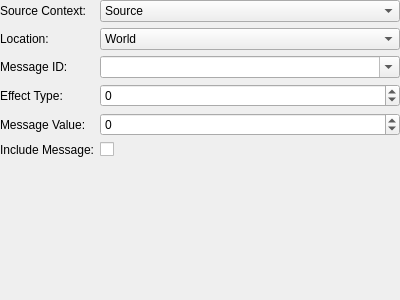
Old version of the form tools/cathedral/ui/ActionStageEffect.ui in the repository comphack/comp_hack.
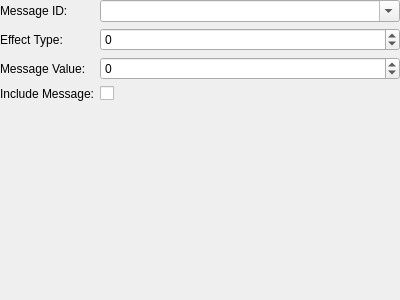
New version of the form.

Commit message: Minimizing the base action UI

What changed in the file:
```diff
--- a/tools/cathedral/ui/ActionStageEffect.ui
+++ b/tools/cathedral/ui/ActionStageEffect.ui
@@ -29,70 +29,13 @@
       <enum>QFormLayout::AllNonFixedFieldsGrow</enum>
      </property>
      <item row="0" column="0">
-      <widget class="QLabel" name="lblSourceContext">
-       <property name="text">
-        <string>Source Context:</string>
-       </property>
-      </widget>
-     </item>
-     <item row="0" column="1">
-      <widget class="QComboBox" name="sourceContext">
-       <item>
-        <property name="text">
-         <string>Source</string>
-        </property>
-       </item>
-       <item>
-        <property name="text">
-         <string>Party</string>
-        </property>
-       </item>
-       <item>
-        <property name="text">
-         <string>All</string>
-        </property>
-       </item>
-      </widget>
-     </item>
-     <item row="1" column="0">
-      <widget class="QLabel" name="lblLocation">
-       <property name="text">
-        <string>Location:</string>
-       </property>
-      </widget>
-     </item>
-     <item row="1" column="1">
-      <widget class="QComboBox" name="location">
-       <item>
-        <property name="text">
-         <string>World</string>
-        </property>
-       </item>
-       <item>
-        <property name="text">
-         <string>Channel</string>
-        </property>
-       </item>
-       <item>
-        <property name="text">
-         <string>Instance</string>
-        </property>
-       </item>
-       <item>
-        <property name="text">
-         <string>Zone</string>
-        </property>
-       </item>
-      </widget>
-     </item>
-     <item row="2" column="0">
       <widget class="QLabel" name="lblMessageID">
        <property name="text">
         <string>Message ID:</string>
        </property>
       </widget>
      </item>
-     <item row="2" column="1">
+     <item row="0" column="1">
       <widget class="QComboBox" name="messageID">
        <property name="sizePolicy">
         <sizepolicy hsizetype="Expanding" vsizetype="Fixed">
@@ -105,31 +48,14 @@
        </property>
       </widget>
      </item>
-     <item row="3" column="0">
+     <item row="1" column="0">
       <widget class="QLabel" name="lblEffectType">
        <property name="text">
         <string>Effect Type:</string>
        </property>
       </widget>
      </item>
-     <item row="4" column="0">
-      <widget class="QLabel" name="lblMessageValue">
-       <property name="text">
-        <string>Message Value:</string>
-       </property>
-      </widget>
-     </item>
-     <item row="5" column="0">
-      <widget class="QLabel" name="lblIncludeMessage">
-       <property name="text">
-        <string>Include Message:</string>
-       </property>
-      </widget>
-     </item>
-     <item row="5" column="1">
-      <widget class="QCheckBox" name="includeMessage"/>
-     </item>
-     <item row="3" column="1">
+     <item row="1" column="1">
       <widget class="QSpinBox" name="effectType">
        <property name="minimum">
         <number>-128</number>
@@ -139,7 +65,14 @@
        </property>
       </widget>
      </item>
-     <item row="4" column="1">
+     <item row="2" column="0">
+      <widget class="QLabel" name="lblMessageValue">
+       <property name="text">
+        <string>Message Value:</string>
+       </property>
+      </widget>
+     </item>
+     <item row="2" column="1">
       <widget class="QSpinBox" name="messageValue">
        <property name="minimum">
         <number>-2147483647</number>
@@ -149,6 +82,16 @@
        </property>
       </widget>
      </item>
+     <item row="3" column="0">
+      <widget class="QLabel" name="lblIncludeMessage">
+       <property name="text">
+        <string>Include Message:</string>
+       </property>
+      </widget>
+     </item>
+     <item row="3" column="1">
+      <widget class="QCheckBox" name="includeMessage"/>
+     </item>
     </layout>
    </item>
   </layout>
```
The commit also changes 50 other files.
